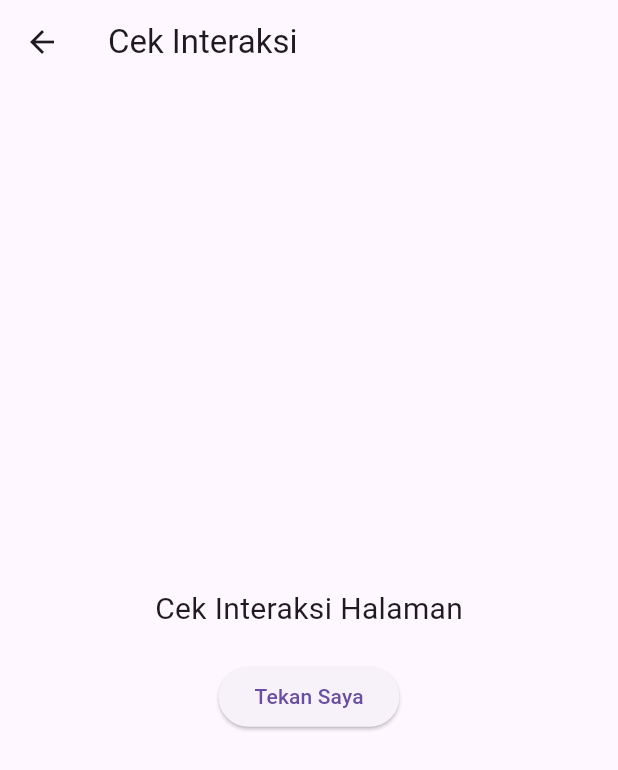
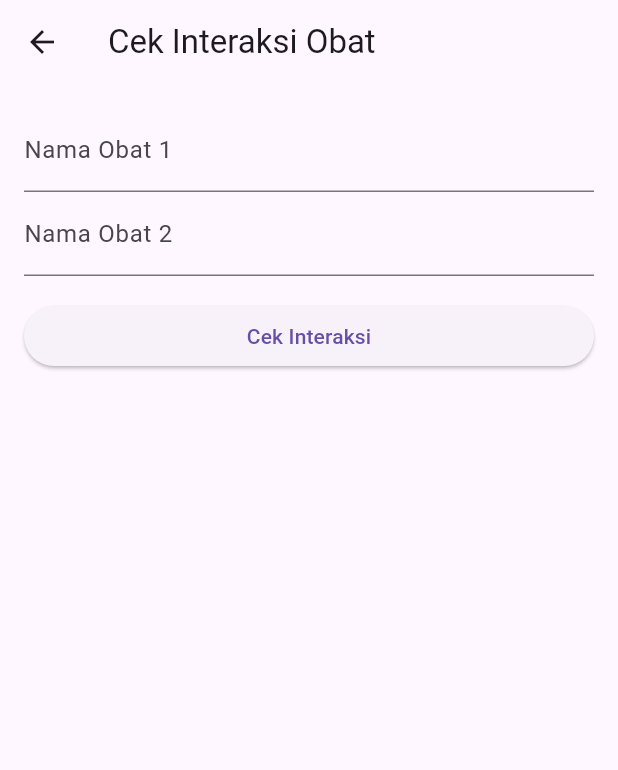
Before and after one commit to panjiarif/aplikasi_farmasi, a Flutter app: the CekInteraksiScreen screen opened directly, on a phone screen of 412 x 824 dp. Shown: the top 770 px of the screen. Run offline on Flutter 3.47's test engine with Material 3 defaults, Android fonts, the phone set to English and light mode, and no system bars; our stand-ins replace shared_preferences, sqflite; accounts and stored records are empty.

Commit message:
fitur interaksi obat

```diff
--- /dev/null
+++ b/lib/providers/cek_interaksi_provider.dart
@@ -0,0 +1,52 @@
+import 'package:flutter/material.dart';
+import '../services/api_service.dart';
+
+class CekInteraksiProvider with ChangeNotifier {
+  final ApiService _apiService = ApiService();
+
+  bool isLoading = false;
+  String error = '';
+  List<String> interaksi = [];
+  String? namaObat1;
+  String? namaObat2;
+
+
+  Future<void> fetchInteraksi(String obat1, String obat2) async {
+    isLoading = true;
+    error = '';
+    interaksi = [];
+
+    try {
+      final list1 = await _apiService.searchDrugByName(obat1);
+      final list2 = await _apiService.searchDrugByName(obat2);
+
+      if (list1.isEmpty || list2.isEmpty) {
+        error = "Nama obat tidak ditemukan atau tidak valid.";
+        notifyListeners();
+        return;
+      }
+
+      namaObat1 = list1.first['name'];
+      namaObat2 = list2.first['name'];
+
+
+
+      if (list1.isEmpty || list2.isEmpty) {
+        error = 'Obat tidak ditemukan';
+        isLoading = false;
+        notifyListeners();
+        return;
+      }else{
+        final id1 = list1.first['id']!;
+        final id2 = list2.first['id']!;
+        interaksi = await _apiService.getDrugInteractions([id1, id2]);
+      }
+
+    } catch (e) {
+      error = e.toString();
+    }
+
+    isLoading = false;
+    notifyListeners();
+  }
+}
--- a/lib/screens/cek_interaksi_screen.dart
+++ b/lib/screens/cek_interaksi_screen.dart
@@ -1,33 +1,85 @@
 import 'package:flutter/material.dart';
+import 'package:provider/provider.dart';
+import '../providers/cek_interaksi_provider.dart';
 
-class CekInteraksiScreen extends StatelessWidget {
-  const CekInteraksiScreen({super.key});
+class CekInteraksiScreen extends StatefulWidget {
+  @override
+  _CekInteraksiScreenState createState() => _CekInteraksiScreenState();
+}
+
+class _CekInteraksiScreenState extends State<CekInteraksiScreen> {
+  final _drug1Controller = TextEditingController();
+  final _drug2Controller = TextEditingController();
+
+  void _cekInteraksi(BuildContext context) {
+    final provider = Provider.of<CekInteraksiProvider>(context, listen: false);
+    provider.fetchInteraksi(
+      _drug1Controller.text.trim(),
+      _drug2Controller.text.trim(),
+    );
+  }
 
   @override
   Widget build(BuildContext context) {
     return Scaffold(
-      appBar: AppBar(
-        title: const Text("Cek Interaksi"),
+      appBar: AppBar(title: Text('Cek Interaksi Obat')),
+      body: Padding(
+        padding: const EdgeInsets.all(16),
+        child: Consumer<CekInteraksiProvider>(
+          builder: (context, provider, _) {
+            return Column(
+              crossAxisAlignment: CrossAxisAlignment.stretch,
+              children: [
+                TextField(
+                  controller: _drug1Controller,
+                  decoration: InputDecoration(labelText: "Nama Obat 1"),
                 ),
-      body: Center(
+                TextField(
+                  controller: _drug2Controller,
+                  decoration: InputDecoration(labelText: "Nama Obat 2"),
+                ),
+                SizedBox(height: 16),
+                ElevatedButton(
+                  onPressed: provider.isLoading ? null : () => _cekInteraksi(context),
+                  child: Text("Cek Interaksi"),
+                ),
+                SizedBox(height: 16),
+                if (provider.isLoading)
+                  Center(child: CircularProgressIndicator())
+                else if (provider.error.isNotEmpty)
+                  Text(provider.error, style: TextStyle(color: Colors.red))
+                else if (provider.interaksi.isNotEmpty)
+                  Expanded(
                     child: Column(
-          mainAxisAlignment: MainAxisAlignment.center,
+                      crossAxisAlignment: CrossAxisAlignment.start,
                       children: [
-            const Text(
-              "Cek Interaksi Halaman",
-              style: TextStyle(fontSize: 20),
+                        Text(
+                          "Interaksi antara:",
+                          style: TextStyle(fontWeight: FontWeight.bold),
                         ),
-            const SizedBox(height: 20),
-            ElevatedButton(
-              onPressed: () {
-                // Aksi yang ingin dilakukan saat tombol ditekan
-                ScaffoldMessenger.of(context).showSnackBar(
-                  const SnackBar(content: Text('Tombol ditekan!')),
+                        Text("${provider.namaObat1}"),
+                        Text("dengan"),
+                        Text("${provider.namaObat2}"),
+                        Divider(),
+                        Text("Hasil Interaksi:", style: TextStyle(fontWeight: FontWeight.bold)),
+                        SizedBox(height: 8),
+                        Expanded(
+                          child: ListView.builder(
+                            itemCount: provider.interaksi.length,
+                            itemBuilder: (context, index) {
+                              return Padding(
+                                padding: const EdgeInsets.symmetric(vertical: 4),
+                                child: Text("• ${provider.interaksi[index]}"),
                               );
                             },
-              child: const Text("Tekan Saya"),
+                          ),
                         ),
                       ],
+                    ),
+                  ),
+              ],
+            );
+          },
         ),
       ),
     );
```
Also changed, not shown: lib/services/api_service.dart (+9 -0 lines). Lines whose indentation alone changed are shown as unchanged.
